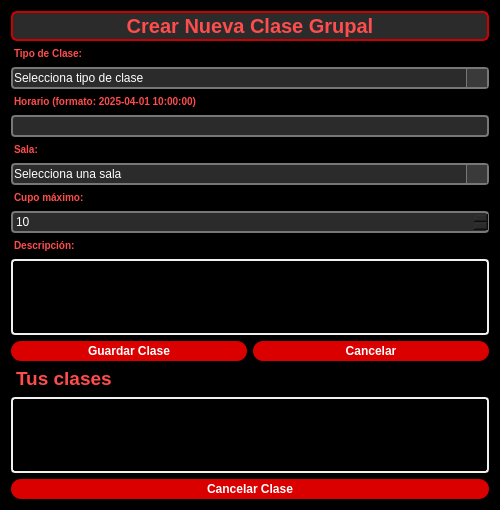
Old version of the form src/vista/ui/crear_clase_grupal.ui in the repository OscaarMG/campasgym.
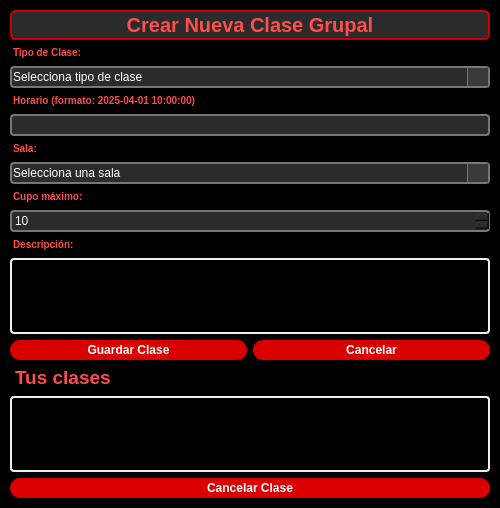
New version of the form.

```diff
--- a/src/vista/ui/crear_clase_grupal.ui
+++ b/src/vista/ui/crear_clase_grupal.ui
@@ -13,9 +13,30 @@
   <property name="windowTitle">
    <string>Crear Clase Grupal</string>
   </property>
+  <layout class="QVBoxLayout" name="verticalLayout_2">
+   <property name="leftMargin">
+    <number>0</number>
+   </property>
+   <property name="topMargin">
+    <number>0</number>
+   </property>
+   <property name="rightMargin">
+    <number>0</number>
+   </property>
+   <property name="bottomMargin">
+    <number>0</number>
+   </property>
+   <item>
+    <widget class="QFrame" name="mainFrame">
   <property name="styleSheet">
    <string notr="true">background-color:#000000</string>
   </property>
+     <property name="frameShape">
+      <enum>QFrame::StyledPanel</enum>
+     </property>
+     <property name="frameShadow">
+      <enum>QFrame::Raised</enum>
+     </property>
   <layout class="QVBoxLayout" name="verticalLayout">
    <item>
     <widget class="QLabel" name="labelTitulo">
@@ -410,6 +431,9 @@
      <property name="text">
       <string>Cancelar Clase</string>
      </property>
+       </widget>
+      </item>
+     </layout>
     </widget>
    </item>
   </layout>
```
Left out of the diff: 54 changed lines with no effect on the pictures. Lines whose indentation alone changed are shown as unchanged.
